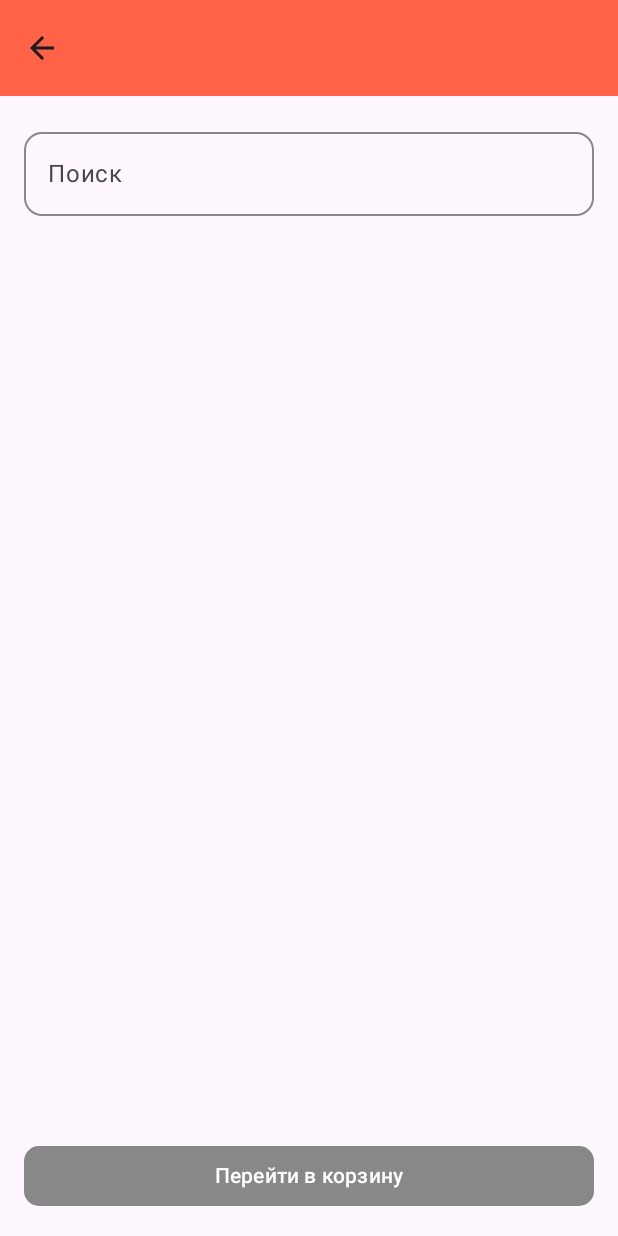
After one commit to ArtemKushnir/split_eat, an Android app built with Jetpack Compose: the composable ProductScreen called with empty values, on a phone screen of 412 x 824 dp. The commit adds this screen. Run offline under Robolectric (Android 15) with nearby library versions, the phone set to English and light mode, and no system bars; our stand-ins replace Dagger/Hilt's generated code, livedata-compose.

Commit message:
feat: add product categories

```diff
--- /dev/null
+++ b/app/src/main/java/com/example/split_eat/data/model/restaurant/MenuCategories.kt
@@ -0,0 +1,5 @@
+package com.example.split_eat.data.model.restaurant
+
+data class MenuCategories (
+    val categories: List<String>
+)
--- a/app/src/main/java/com/example/split_eat/data/remote/RestaurantApi.kt
+++ b/app/src/main/java/com/example/split_eat/data/remote/RestaurantApi.kt
@@ -1,6 +1,7 @@
 package com.example.split_eat.data.remote
 
 import com.example.split_eat.data.model.restaurant.CategoryResponse
+import com.example.split_eat.data.model.restaurant.MenuCategories
 import com.example.split_eat.data.model.restaurant.RestaurantResponse
 import retrofit2.Response
 import retrofit2.http.GET
@@ -16,4 +17,9 @@ interface RestaurantApi {
 
     @GET("restaurants/list-categories")
     suspend fun getAllCategories(): Response<CategoryResponse>
+
+    @GET("restaurants/list-menu-categories")
+    suspend fun getMenuCategories(
+        @Query("restaurant") restaurant: String
+    ): Response<MenuCategories>
 }
--- a/app/src/main/java/com/example/split_eat/data/repository/RestaurantRepositoryImpl.kt
+++ b/app/src/main/java/com/example/split_eat/data/repository/RestaurantRepositoryImpl.kt
@@ -35,4 +35,15 @@ class RestaurantRepositoryImpl @Inject constructor(
         }
     }
 
+    override suspend fun getMenuCategories(restaurant: String): CategoryApiResult {
+        val response = restaurantApi.getMenuCategories(restaurant)
+        return if (response.isSuccessful) {
+            response.body()?.let {
+                CategoryApiResult.Success(response.body()!!.categories)
+            } ?: CategoryApiResult.Error(response.code(), response.errorBody()?.string() ?: "Неизвестная ошибка")
+        } else  {
+            CategoryApiResult.Error(response.code(), response.errorBody()?.string() ?: "Неизвестная ошибка")
+        }
+    }
+
 }
--- a/app/src/main/java/com/example/split_eat/domain/repository/RestaurantRepository.kt
+++ b/app/src/main/java/com/example/split_eat/domain/repository/RestaurantRepository.kt
@@ -7,4 +7,6 @@ interface RestaurantRepository {
     suspend fun getAllRestaurants(page: Int?, categoryName: String?, searchText: String?): RestaurantApiResult
 
     suspend fun getAllCategories(): CategoryApiResult
+
+    suspend fun getMenuCategories(restaurant: String): CategoryApiResult
 }
--- /dev/null
+++ b/app/src/main/java/com/example/split_eat/domain/usecase/GetMenuCategoriesUseCase.kt
@@ -0,0 +1,11 @@
+package com.example.split_eat.domain.usecase
+
+import com.example.split_eat.domain.models.CategoryApiResult
+import com.example.split_eat.domain.repository.RestaurantRepository
+import javax.inject.Inject
+
+class GetMenuCategoriesUseCase @Inject constructor(private val restaurantRepository: RestaurantRepository) {
+    suspend operator fun invoke(restaurant: String): CategoryApiResult {
+        return restaurantRepository.getMenuCategories(restaurant)
+    }
+}
--- a/app/src/main/java/com/example/split_eat/presentation/ui/main/MainNavGraph.kt
+++ b/app/src/main/java/com/example/split_eat/presentation/ui/main/MainNavGraph.kt
@@ -2,7 +2,9 @@ package com.example.split_eat.presentation.ui.main
 
 import androidx.navigation.NavController
 import androidx.navigation.NavGraphBuilder
+import androidx.navigation.NavType
 import androidx.navigation.compose.composable
+import androidx.navigation.navArgument
 import androidx.navigation.navigation
 
 fun NavGraphBuilder.mainGraph(navController: NavController) {
@@ -26,8 +28,17 @@ fun NavGraphBuilder.mainGraph(navController: NavController) {
                 onNavCart = onNavCart,
                 onNavRestaurant = onNavRestaurant,
                 currentRoute = "main/restaurant",
-                title = "Рестораны"
+                title = "Рестораны",
+                navController = navController
             )
+        }
+        composable("product/{restaurantName}") { backStackEntry ->
+            backStackEntry.arguments?.getString("restaurantName")
+                ?.let { ProductScreen(
+                    restaurantName = it,
+                    onBackStack = {navController.popBackStack()},
+                    onNavCart = { navController.navigate("main/shopping_cart") },
+                    )}
         }
         composable("main/shopping_cart") {
             MainScreen(
@@ -35,7 +46,7 @@ fun NavGraphBuilder.mainGraph(navController: NavController) {
                 onNavCart = onNavCart,
                 onNavRestaurant = onNavRestaurant,
                 currentRoute = "main/shopping_cart",
-                title = "Корзина"
+                title = "Корзина",
             )
         }
     }
--- a/app/src/main/java/com/example/split_eat/presentation/ui/main/MainScreen.kt
+++ b/app/src/main/java/com/example/split_eat/presentation/ui/main/MainScreen.kt
@@ -1,11 +1,8 @@
 package com.example.split_eat.presentation.ui.main
 
 import androidx.compose.foundation.layout.Box
-import androidx.compose.foundation.layout.Spacer
-import androidx.compose.foundation.layout.fillMaxSize
 import androidx.compose.foundation.layout.padding
 import androidx.compose.foundation.layout.size
-import androidx.compose.foundation.layout.width
 import androidx.compose.material.icons.Icons
 import androidx.compose.material.icons.filled.Person
 import androidx.compose.material3.ExperimentalMaterial3Api
@@ -17,8 +14,8 @@ import androidx.compose.material3.TopAppBar
 import androidx.compose.material3.TopAppBarDefaults
 import androidx.compose.runtime.Composable
 import androidx.compose.ui.Modifier
-import androidx.compose.ui.tooling.preview.Preview
 import androidx.compose.ui.unit.dp
+import androidx.navigation.NavController
 import com.example.split_eat.presentation.ui.theme.Tomato
 
 @OptIn(ExperimentalMaterial3Api::class)
@@ -28,7 +25,8 @@ fun MainScreen(
     onNavRestaurant: () -> Unit,
     onNavCart: () -> Unit,
     currentRoute: String,
-    title: String
+    title: String,
+    navController: NavController? = null
 ) {
     Scaffold(
         topBar = {
@@ -60,14 +58,9 @@ fun MainScreen(
     ) { paddingValues ->
         Box(modifier = Modifier.padding(paddingValues)) {
             when (currentRoute) {
-                "main/restaurant" -> RestaurantScreen()
+                "main/restaurant" -> navController?.let { RestaurantScreen(navController = it) }
                 "main/shopping_cart" -> ShoppingCartScreen()
             }
         }
     }
 }
-@Preview(showBackground = true)
-@Composable
-fun BottomNavPreview() {
-    MainScreen({ println()}, { println() }, { println() }, "", "")
-}
--- /dev/null
+++ b/app/src/main/java/com/example/split_eat/presentation/ui/main/ProductScreen.kt
@@ -0,0 +1,199 @@
+package com.example.split_eat.presentation.ui.main
+
+import android.widget.Toast
+import androidx.compose.foundation.background
+import androidx.compose.foundation.horizontalScroll
+import androidx.compose.foundation.layout.Arrangement
+import androidx.compose.foundation.layout.Box
+import androidx.compose.foundation.layout.Row
+import androidx.compose.foundation.layout.Spacer
+import androidx.compose.foundation.layout.fillMaxSize
+import androidx.compose.foundation.layout.fillMaxWidth
+import androidx.compose.foundation.layout.height
+import androidx.compose.foundation.layout.padding
+import androidx.compose.foundation.lazy.LazyColumn
+import androidx.compose.foundation.lazy.rememberLazyListState
+import androidx.compose.foundation.rememberScrollState
+import androidx.compose.foundation.shape.RoundedCornerShape
+import androidx.compose.material.icons.Icons
+import androidx.compose.material.icons.automirrored.filled.ArrowBack
+import androidx.compose.material3.Button
+import androidx.compose.material3.ButtonDefaults
+import androidx.compose.material3.ExperimentalMaterial3Api
+import androidx.compose.material3.Icon
+import androidx.compose.material3.IconButton
+import androidx.compose.material3.OutlinedTextField
+import androidx.compose.material3.Scaffold
+import androidx.compose.material3.Text
+import androidx.compose.material3.TextFieldDefaults
+import androidx.compose.material3.TopAppBar
+import androidx.compose.material3.TopAppBarDefaults
+import androidx.compose.runtime.Composable
+import androidx.compose.runtime.LaunchedEffect
+import androidx.compose.runtime.getValue
+import androidx.compose.runtime.livedata.observeAsState
+import androidx.compose.runtime.mutableIntStateOf
+import androidx.compose.runtime.mutableStateOf
+import androidx.compose.runtime.remember
+import androidx.compose.runtime.saveable.rememberSaveable
+import androidx.compose.runtime.setValue
+import androidx.compose.ui.Alignment
+import androidx.compose.ui.Modifier
+import androidx.compose.ui.graphics.Color
+import androidx.compose.ui.platform.LocalContext
+import androidx.compose.ui.platform.LocalFocusManager
+import androidx.compose.ui.tooling.preview.Preview
+import androidx.compose.ui.unit.dp
+import androidx.hilt.navigation.compose.hiltViewModel
+import com.example.split_eat.presentation.ui.theme.Tomato
+import com.example.split_eat.presentation.viewmodel.MenuViewModel
+
+@OptIn(ExperimentalMaterial3Api::class)
+@Composable
+fun ProductScreen(restaurantName: String, onBackStack: () -> Unit, onNavCart: () -> Unit) {
+    Scaffold(
+        topBar = {
+            TopAppBar(
+                modifier = Modifier,
+                title = {
+                    Box(
+                        modifier = Modifier.fillMaxWidth(),
+                        contentAlignment = Alignment.Center
+                    ) {
+                        Text(
+                            text = restaurantName,
+                        )
+                    }
+                },
+                navigationIcon = {
+                    IconButton(onClick = { onBackStack() }) {
+                        Icon(imageVector = Icons.AutoMirrored.Filled.ArrowBack, contentDescription = "Back")
+                    }
+                },
+                colors = TopAppBarDefaults.topAppBarColors(
+                    containerColor = Tomato
+                )
+            )
+
+        },
+    ) { paddingValues ->
+        Box(modifier = Modifier
+            .padding(paddingValues)
+            )
+        {
+            Content(onNavCart, restaurantName)
+        }
+    }
+
+}
+
+@Composable
+fun Content(onNavCart: () -> Unit, restaurantName: String) {
+    val menuViewMode: MenuViewModel = hiltViewModel()
+
+    val categories by menuViewMode.categories.observeAsState(emptyList())
+    val restaurants by menuViewMode.restaurants.observeAsState(emptyList())
+
+    val context = LocalContext.current
+    val focusManager = LocalFocusManager.current
+    val listState = rememberLazyListState()
+
+    var selectedCategory by rememberSaveable { mutableStateOf<String?>(null) }
+    var isInitialLoad by remember { mutableStateOf(true) }
+    var currPage by remember { mutableIntStateOf(1) }
+    var currCategory: String? by rememberSaveable { mutableStateOf(null) }
+    var searchText by rememberSaveable { mutableStateOf("") }
+
+
+    LaunchedEffect(Unit) {
+        menuViewMode.getCategories(restaurantName)
+    }
+
+    LaunchedEffect(Unit) {
+        menuViewMode.messageEvent.collect { message ->
+            Toast.makeText(context, message, Toast.LENGTH_SHORT).show()
+        }
+    }
+
+
+    Box(modifier = Modifier.fillMaxSize()) {
+        LazyColumn(
+            modifier = Modifier
+                .padding(bottom = 56.dp)
+                .fillMaxSize()
+
+        ) {
+            item {
+                OutlinedTextField(
+                    value = searchText,
+                    onValueChange = { newValue ->
+                        searchText = newValue
+
+                    },
+                    label = { Text("Поиск") },
+                    modifier = Modifier
+                        .fillMaxWidth()
+                        .padding(16.dp),
+                    shape = RoundedCornerShape(12.dp),
+                    colors = TextFieldDefaults.colors(
+                        unfocusedContainerColor = Color.Transparent,
+                        focusedContainerColor = Color.Transparent,
+                        unfocusedIndicatorColor = Color.Gray,
+                        focusedIndicatorColor = Color.DarkGray,
+                    )
+                )
+                Spacer(modifier = Modifier.height(10.dp))
+                Row(
+                    modifier = Modifier
+                        .fillMaxWidth()
+                        .horizontalScroll(rememberScrollState())
+                        .padding(horizontal = 8.dp, vertical = 4.dp),
+                    horizontalArrangement = Arrangement.spacedBy(8.dp)
+                ) {
+                    categories.forEach { category ->
+                        Button(
+                            onClick = {
+
+                                searchText = ""
+
+                            },
+                            colors = ButtonDefaults.buttonColors(
+                                contentColor = Color.White,
+                                containerColor = Color.Gray
+                            )
+                        ) {
+                            Text(text = category)
+                        }
+                    }
+                }
+                Spacer(modifier = Modifier.height(16.dp))
+            }
+
+        }
+
+
+
+        Button(
+            onClick = { onNavCart() },
+            modifier = Modifier
+                .align(Alignment.BottomCenter)
+                .padding(16.dp)
+                .background(Color.Transparent)
+                .fillMaxWidth(),
+            colors = ButtonDefaults.buttonColors(
+                containerColor = Color.Gray,
+            ),
+            shape = RoundedCornerShape(10.dp)
+        ) {
+            Text(text = "Перейти в корзину", color = Color.White)
+        }
+    }
+}
+
+
+
+@Preview(showBackground = true)
+@Composable
+fun ProductScreenPreview() {
+    ProductScreen(restaurantName = "Bona", { println("") }, { println("") })
+}
--- a/app/src/main/java/com/example/split_eat/presentation/ui/main/RestaurantScreen.kt
+++ b/app/src/main/java/com/example/split_eat/presentation/ui/main/RestaurantScreen.kt
@@ -2,6 +2,7 @@ package com.example.split_eat.presentation.ui.main
 
 import android.widget.Toast
 import androidx.compose.foundation.background
+import androidx.compose.foundation.clickable
 import androidx.compose.foundation.gestures.detectTapGestures
 import androidx.compose.foundation.horizontalScroll
 import androidx.compose.foundation.layout.Arrangement
@@ -35,7 +36,6 @@ import androidx.compose.ui.draw.clip
 import androidx.compose.ui.graphics.Color
 import androidx.compose.ui.layout.ContentScale
 import androidx.compose.ui.platform.LocalContext
-import androidx.compose.ui.tooling.preview.Preview
 import androidx.compose.ui.unit.dp
 import androidx.compose.ui.unit.sp
 import androidx.hilt.navigation.compose.hiltViewModel
@@ -48,10 +48,11 @@ import androidx.compose.runtime.saveable.rememberSaveable
 import androidx.compose.runtime.snapshotFlow
 import androidx.compose.ui.input.pointer.pointerInput
 import androidx.compose.ui.platform.LocalFocusManager
+import androidx.navigation.NavController
 
 
 @Composable
-fun RestaurantScreen() {
+fun RestaurantScreen(navController: NavController) {
     val restaurantViewModel: RestaurantViewModel = hiltViewModel()
     val context = LocalContext.current
     val focusManager = LocalFocusManager.current
@@ -169,7 +170,7 @@ fun RestaurantScreen() {
         }
 
         items(restaurants) { restaurant ->
-            RestaurantItem(restaurant = restaurant)
+            RestaurantItem(restaurant = restaurant, navController = navController)
             Spacer(modifier = Modifier.height(10.dp))
         }
 
@@ -186,7 +187,7 @@ fun RestaurantScreen() {
 }
 
 @Composable
-fun RestaurantItem(restaurant: Restaurant) {
+fun RestaurantItem(restaurant: Restaurant, navController: NavController) {
     HorizontalDivider(
         modifier = Modifier
             .fillMaxWidth(),
@@ -199,6 +200,7 @@ fun RestaurantItem(restaurant: Restaurant) {
         modifier = Modifier
             .fillMaxSize()
             .padding(16.dp)
+            .clickable { navController.navigate("product/${restaurant.name}") }
     ) {
         AsyncImage(
             model = restaurant.logo,
@@ -236,9 +238,3 @@ fun RestaurantItem(restaurant: Restaurant) {
         Spacer(modifier = Modifier.height(10.dp))
     }
 }
-
-@Preview(showBackground = true)
-@Composable
-fun RestaurantsPreview() {
-    RestaurantScreen()
-}
--- /dev/null
+++ b/app/src/main/java/com/example/split_eat/presentation/viewmodel/MenuViewModel.kt
@@ -0,0 +1,46 @@
+package com.example.split_eat.presentation.viewmodel
+
+import androidx.lifecycle.LiveData
+import androidx.lifecycle.MutableLiveData
+import androidx.lifecycle.ViewModel
+import androidx.lifecycle.viewModelScope
+import com.example.split_eat.data.model.restaurant.MenuCategories
+import com.example.split_eat.domain.models.CategoryApiResult
+import com.example.split_eat.domain.models.Restaurant
+import com.example.split_eat.domain.usecase.GetCategoriesUseCase
+import com.example.split_eat.domain.usecase.GetMenuCategoriesUseCase
+import com.example.split_eat.domain.usecase.GetRestaurantsUseCase
+import dagger.hilt.android.lifecycle.HiltViewModel
+import kotlinx.coroutines.flow.MutableSharedFlow
+import kotlinx.coroutines.flow.asSharedFlow
+import kotlinx.coroutines.launch
+import javax.inject.Inject
+
+@HiltViewModel
+class MenuViewModel @Inject constructor(
+    private val getMenuCategories: GetMenuCategoriesUseCase,
+): ViewModel() {
+
+    private val _messageEvent = MutableSharedFlow<String>()
+    val messageEvent = _messageEvent.asSharedFlow()
+
+    private val _categories = MutableLiveData<List<String>>()
+    val categories: LiveData<List<String>> get() = _categories
+
+    private val _restaurants = MutableLiveData<List<Restaurant>>()
+    val restaurants: LiveData<List<Restaurant>> get() = _restaurants
+    private var isNextPage: Boolean = true
+
+    fun getCategories(restaurant: String) {
+        viewModelScope.launch {
+            try {
+                when (val response = getMenuCategories(restaurant)) {
+                    is CategoryApiResult.Success -> _categories.postValue(listOf("Все") + response.categories)
+                    is CategoryApiResult.Error -> _messageEvent.emit(response.message)
+                }
+            } catch (e: Exception) {
+                _messageEvent.emit(e.message ?: "Ошибка регистрации")
+            }
+        }
+    }
+}
```
